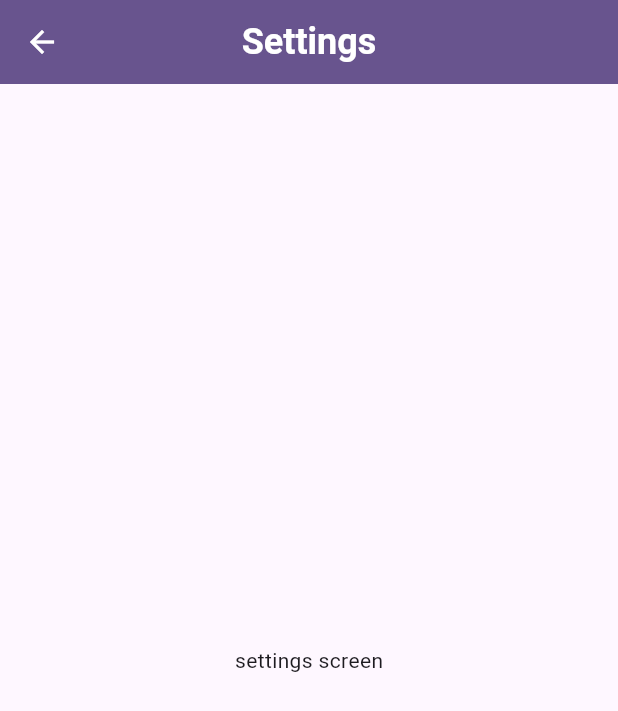
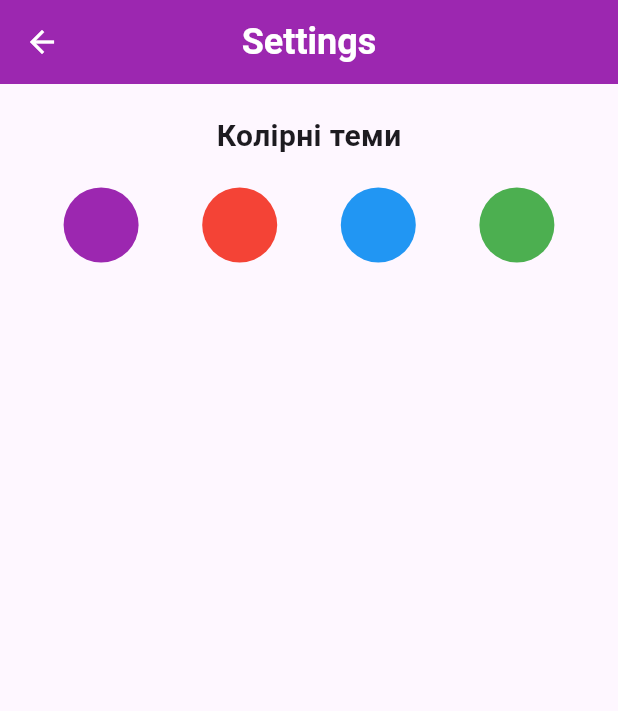
Before and after one commit to CHATappchik/chat_super_app, a Flutter app: the SettingsScreen screen opened directly, on a phone screen of 412 x 824 dp. Shown: the top 711 px of the screen. Run offline on Flutter 3.47's test engine with Material 2 defaults, Android fonts, the phone set to English and light mode, and no system bars; our stand-ins replace animated_splash_screen, bloc, firebase_auth, firebase_core, flutter_bloc, page_transition and 1 more; accounts and stored records are empty.

Commit message:
зміна тем + cubit + shared preference

```diff
--- /dev/null
+++ b/lib/bloc/theme_cubit.dart
@@ -0,0 +1,21 @@
+import 'package:bloc/bloc.dart';
+import 'package:chat_super_app/bloc/theme_state.dart';
+import '../repository/theme_repository.dart';
+
+enum ThemeEvent { changeTheme }
+
+class ThemeCubit extends Cubit<AppTheme> {
+  final ThemeRepository themeRepository;
+
+  ThemeCubit(this.themeRepository) : super(AppTheme.red);
+
+  void changeTheme(AppTheme theme) {
+    emit(theme);
+    themeRepository.saveTheme(theme);
+  }
+
+  Future<void> loadTheme() async {
+    final savedTheme = await themeRepository.loadTheme();
+    emit(savedTheme);
+  }
+}
--- /dev/null
+++ b/lib/bloc/theme_state.dart
@@ -0,0 +1,16 @@
+import 'package:flutter/material.dart';
+
+enum AppTheme { red, blue, green, purple}
+
+Color getThemeColor(AppTheme theme) {
+  switch (theme) {
+    case AppTheme.red:
+      return Colors.red;
+    case AppTheme.blue:
+      return Colors.blue;
+    case AppTheme.green:
+      return Colors.green;
+    default:
+      return Colors.purple;
+  }
+}
--- a/lib/screens/settings_screen.dart
+++ b/lib/screens/settings_screen.dart
@@ -1,7 +1,11 @@
 import 'package:flutter/material.dart';
+import 'package:flutter_bloc/flutter_bloc.dart';
+
+import '../bloc/theme_cubit.dart';
+import '../bloc/theme_state.dart';
 
 class SettingsScreen extends StatefulWidget {
-  const SettingsScreen({super.key});
+  const SettingsScreen({Key? key}) : super(key: key);
 
   @override
   State<SettingsScreen> createState() => _SettingsScreenState();
@@ -22,8 +26,55 @@ class _SettingsScreenState extends State<SettingsScreen> {
         ),
       ),
       body: const Center(
-        child: Text('settings screen'),
+        child: Column(
+          mainAxisAlignment: MainAxisAlignment.start,
+          children:
+          <Widget>[
+            SizedBox(height: 20),
+            Text(
+              "Колірні теми",
+              style: TextStyle(
+                fontSize: 20,
+                fontWeight: FontWeight.bold,
+              ),
+            ),
+            SizedBox(height: 20),
+            Row(
+              mainAxisAlignment: MainAxisAlignment.spaceEvenly,
+              children: <Widget>[
+                ThemeCircle(AppTheme.purple),
+                ThemeCircle(AppTheme.red),
+                ThemeCircle(AppTheme.blue),
+                ThemeCircle(AppTheme.green),
+              ],
+            ),
+          ],
+        ),
       ),
     );
   }
 }
+
+class ThemeCircle extends StatelessWidget {
+  final AppTheme theme;
+
+  const ThemeCircle(this.theme, {super.key});
+
+  @override
+  Widget build(BuildContext context) {
+    return InkWell(
+      onTap: () {
+        context.read<ThemeCubit>().changeTheme(theme);
+      },
+      borderRadius: BorderRadius.circular(50.0),
+      child: Container(
+        width: 50.0,
+        height: 50.0,
+        decoration: BoxDecoration(
+          shape: BoxShape.circle,
+          color: getThemeColor(theme),
+        ),
+      ),
+    );
+  }
+}
--- a/lib/screens/start_screen.dart
+++ b/lib/screens/start_screen.dart
@@ -22,7 +22,7 @@ class _SplashScreenState extends State<SplashScreen> {
     getUserLoggedInStatus();
   }
   getUserLoggedInStatus() async{
-      if(LoggedStatus.getCurrentUser() != null) {
+      if(LoggedStatus.getCurrentUser() == null) {
         _isSignedIn = true;
       }else {
         _isSignedIn = false;
--- a/lib/screens/temporary_page.dart
+++ b/lib/screens/temporary_page.dart
@@ -16,7 +16,7 @@ class _MyHomePageState extends State<MyHomePage> {
   Widget build(BuildContext context) {
     return Scaffold(
       appBar: AppBar(
-        backgroundColor: Theme.of(context).colorScheme.inversePrimary,
+        backgroundColor: Theme.of(context).primaryColor,
         title: Text(widget.title),
       ),
       body: Center(
--- a/pubspec.yaml
+++ b/pubspec.yaml
@@ -34,6 +34,8 @@ dependencies:
   firebase_storage: ^11.2.6
   animated_splash_screen: ^1.3.0
   shared_preferences: ^2.2.0
+  bloc: ^8.1.2
+  flutter_bloc: ^8.1.3
   flutter:
     sdk: flutter
 
```
Also changed, not shown: lib/main.dart (+14 -1 lines), lib/repository/theme_repository.dart (added, +17 -0 lines), pubspec.lock.
